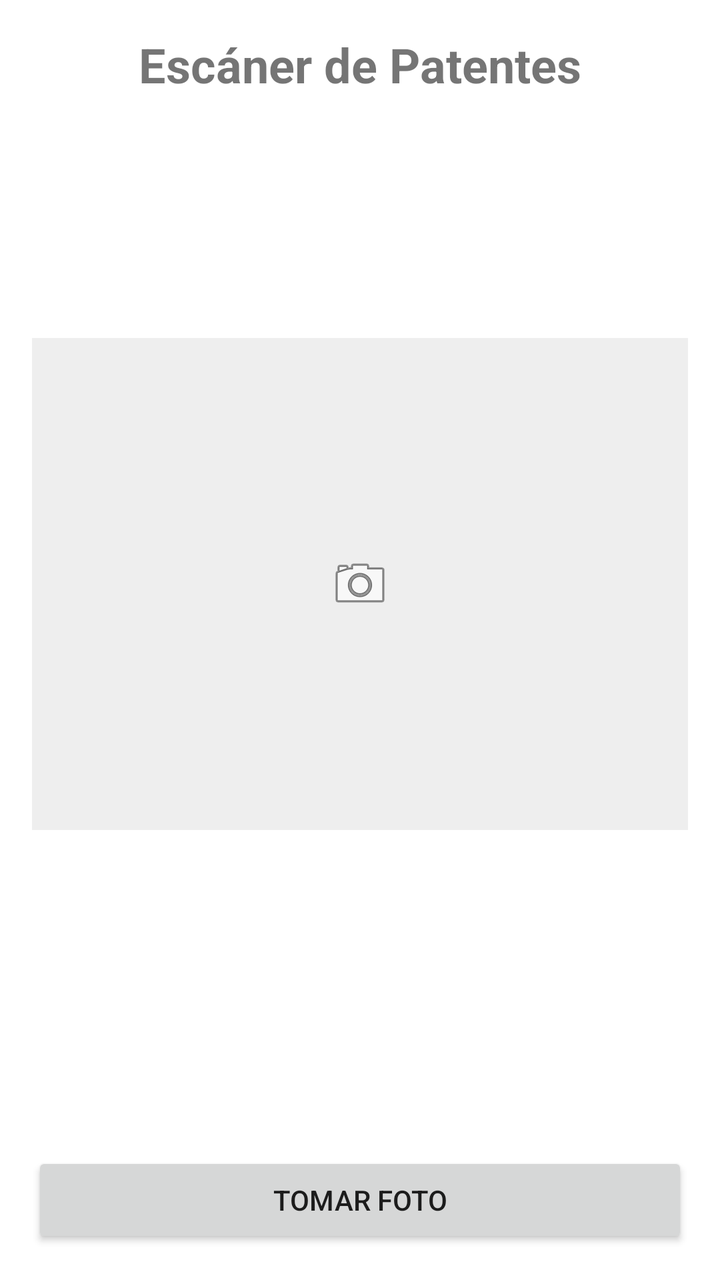
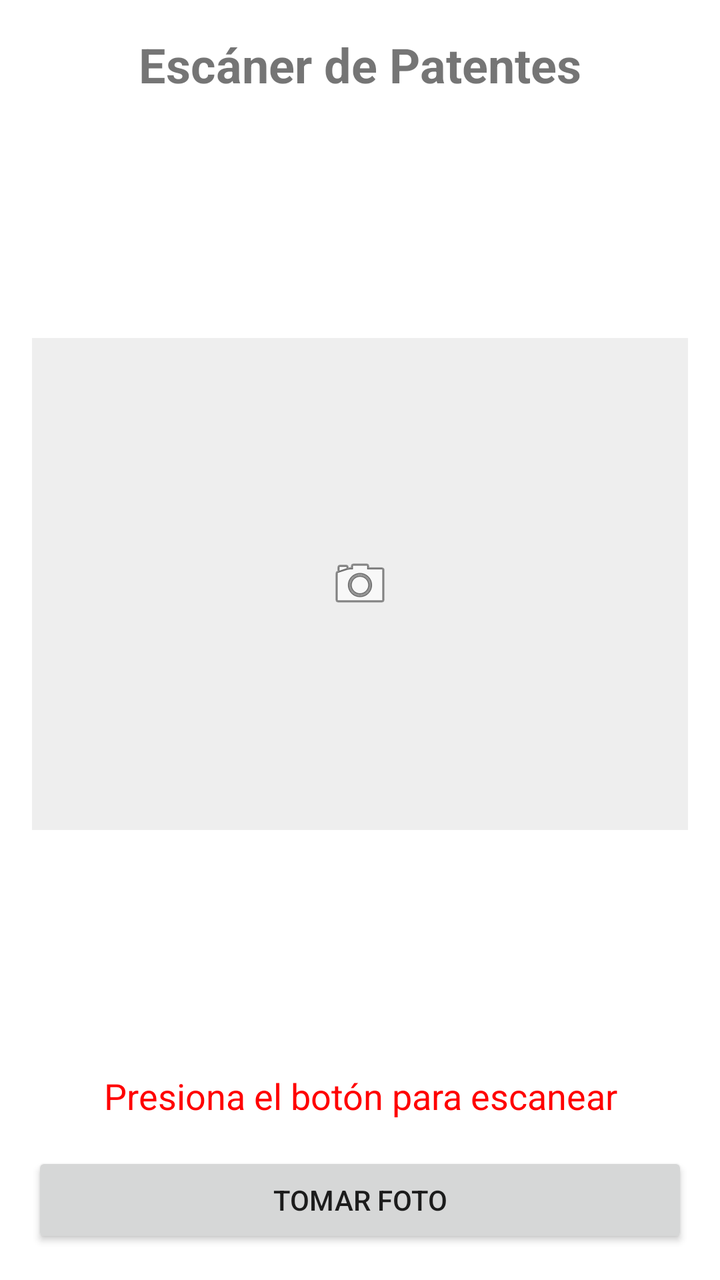

Compare the two renders of this Android layout. The source of the first and the diff that turns it into the second are given below.
<!-- AndroidManifest.xml: application theme Theme.LectorPatentes -->
<!-- res/layout/activity_main.xml -->
<?xml version="1.0" encoding="utf-8"?>
<androidx.constraintlayout.widget.ConstraintLayout
    xmlns:android="http://schemas.android.com/apk/res/android"
    xmlns:app="http://schemas.android.com/apk/res-auto"
    xmlns:tools="http://schemas.android.com/tools"
    android:layout_width="match_parent"
    android:layout_height="match_parent"
    android:padding="16dp"
    tools:context=".MainActivity">

    <TextView
        android:id="@+id/titulo"
        android:layout_width="wrap_content"
        android:layout_height="wrap_content"
        android:text="Escáner de Patentes"
        android:textSize="24sp"
        android:textStyle="bold"
        app:layout_constraintTop_toTopOf="parent"
        app:layout_constraintStart_toStartOf="parent"
        app:layout_constraintEnd_toEndOf="parent" />

    <ImageView
        android:id="@+id/imageView"
        android:layout_width="0dp"
        android:layout_height="0dp"
        android:layout_marginTop="16dp"
        android:layout_marginBottom="16dp"
        android:background="#EEEEEE"
        android:scaleType="centerInside"
        android:src="@android:drawable/ic_menu_camera"
        app:layout_constraintDimensionRatio="4:3"
        app:layout_constraintTop_toBottomOf="@id/titulo"
        app:layout_constraintStart_toStartOf="parent"
        app:layout_constraintEnd_toEndOf="parent"
        app:layout_constraintBottom_toTopOf="@+id/txtResultado" />

    <TextView
        android:id="@+id/txtResultado"
        android:layout_width="0dp"
        android:layout_height="wrap_content"
        android:layout_marginBottom="16dp"
        android:gravity="center"
        android:text="Presiona el botón para escanear"
        android:textSize="18sp"
        android:textColor="@color/white"
        app:layout_constraintBottom_toTopOf="@+id/btnCamara"
        app:layout_constraintStart_toStartOf="parent"
        app:layout_constraintEnd_toEndOf="parent" />

    <Button
        android:id="@+id/btnCamara"
        android:layout_width="0dp"
        android:layout_height="wrap_content"
        android:text="TOMAR FOTO"
        android:padding="12dp"
        app:layout_constraintBottom_toBottomOf="parent"
        app:layout_constraintStart_toStartOf="parent"
        app:layout_constraintEnd_toEndOf="parent" />

</androidx.constraintlayout.widget.ConstraintLayout>
<!-- resources referenced by this layout -->
<resources>
  <color name="white">#FFFFFFFF</color>
  <style name="Theme.LectorPatentes" parent="Theme.MaterialComponents.DayNight.DarkActionBar">
          
          <item name="colorPrimary">@color/purple_500</item>
          <item name="colorPrimaryVariant">@color/purple_700</item>
          <item name="colorOnPrimary">@color/white</item>
          
          <item name="colorSecondary">@color/teal_200</item>
          <item name="colorSecondaryVariant">@color/teal_700</item>
          <item name="colorOnSecondary">@color/black</item>
          
          <item name="android:statusBarColor">?attr/colorPrimaryVariant</item>
          
      </style>
  <color name="purple_500">#FF6200EE</color>
  <color name="purple_700">#FF3700B3</color>
  <color name="teal_200">#FF03DAC5</color>
  <color name="teal_700">#FF018786</color>
  <color name="black">#FF000000</color>
</resources>

<!-- the commit's change to res/layout/activity_main.xml (unified diff, before → after) -->
@@ -42,7 +42,7 @@
         android:gravity="center"
         android:text="Presiona el botón para escanear"
         android:textSize="18sp"
-        android:textColor="@color/white"
+        android:textColor="#FF0000"
         app:layout_constraintBottom_toTopOf="@+id/btnCamara"
         app:layout_constraintStart_toStartOf="parent"
         app:layout_constraintEnd_toEndOf="parent" />
<!-- resource entries referenced after the edit -->
@@ -1,6 +1,5 @@
 <!-- resources referenced by this layout -->
 <resources>
-  <color name="white">#FFFFFFFF</color>
   <style name="Theme.LectorPatentes" parent="Theme.MaterialComponents.DayNight.DarkActionBar">
           
           <item name="colorPrimary">@color/purple_500</item>
@@ -16,6 +15,7 @@
       </style>
   <color name="purple_500">#FF6200EE</color>
   <color name="purple_700">#FF3700B3</color>
+  <color name="white">#FFFFFFFF</color>
   <color name="teal_200">#FF03DAC5</color>
   <color name="teal_700">#FF018786</color>
   <color name="black">#FF000000</color>
